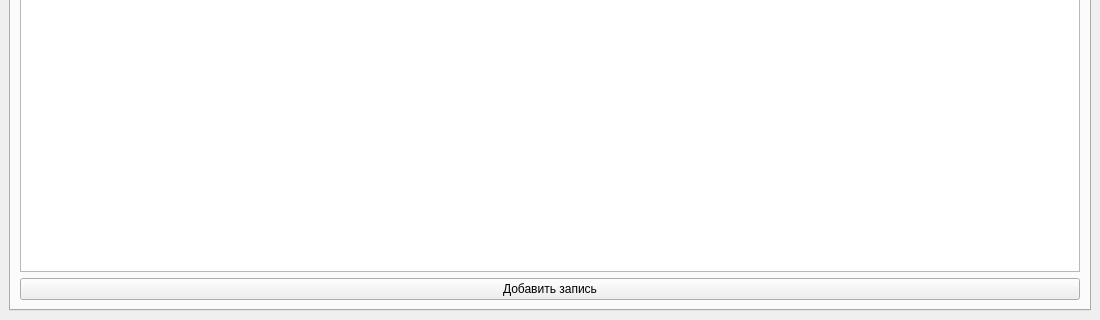
Qt form Data_management/2/mainwindow.ui (lDeathlWhisperl/LETI) before a commit; both pictures show x 0 to 1100 and y 325 to 645 of the 1100 by 645 pixel window.
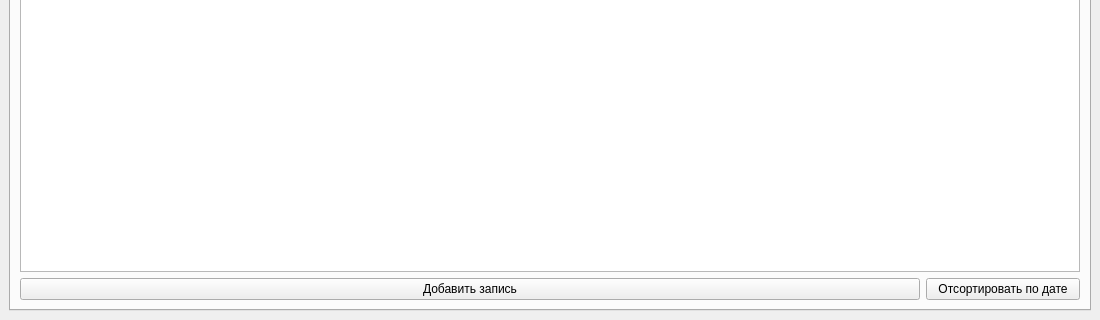
The same form after that commit.

```diff
--- a/Data_management/2/mainwindow.ui
+++ b/Data_management/2/mainwindow.ui
@@ -150,11 +150,34 @@
          </widget>
         </item>
         <item>
+         <layout class="QHBoxLayout" name="horizontalLayout_2">
+          <item>
          <widget class="QPushButton" name="PB_m_entry">
+            <property name="minimumSize">
+             <size>
+              <width>900</width>
+              <height>0</height>
+             </size>
+            </property>
+            <property name="maximumSize">
+             <size>
+              <width>900</width>
+              <height>16777215</height>
+             </size>
+            </property>
           <property name="text">
            <string>Добавить запись</string>
           </property>
          </widget>
+          </item>
+          <item>
+           <widget class="QPushButton" name="PB_sort">
+            <property name="text">
+             <string>Отсортировать по дате</string>
+            </property>
+           </widget>
+          </item>
+         </layout>
         </item>
        </layout>
       </widget>
```
Lines whose indentation alone changed are shown as unchanged.
